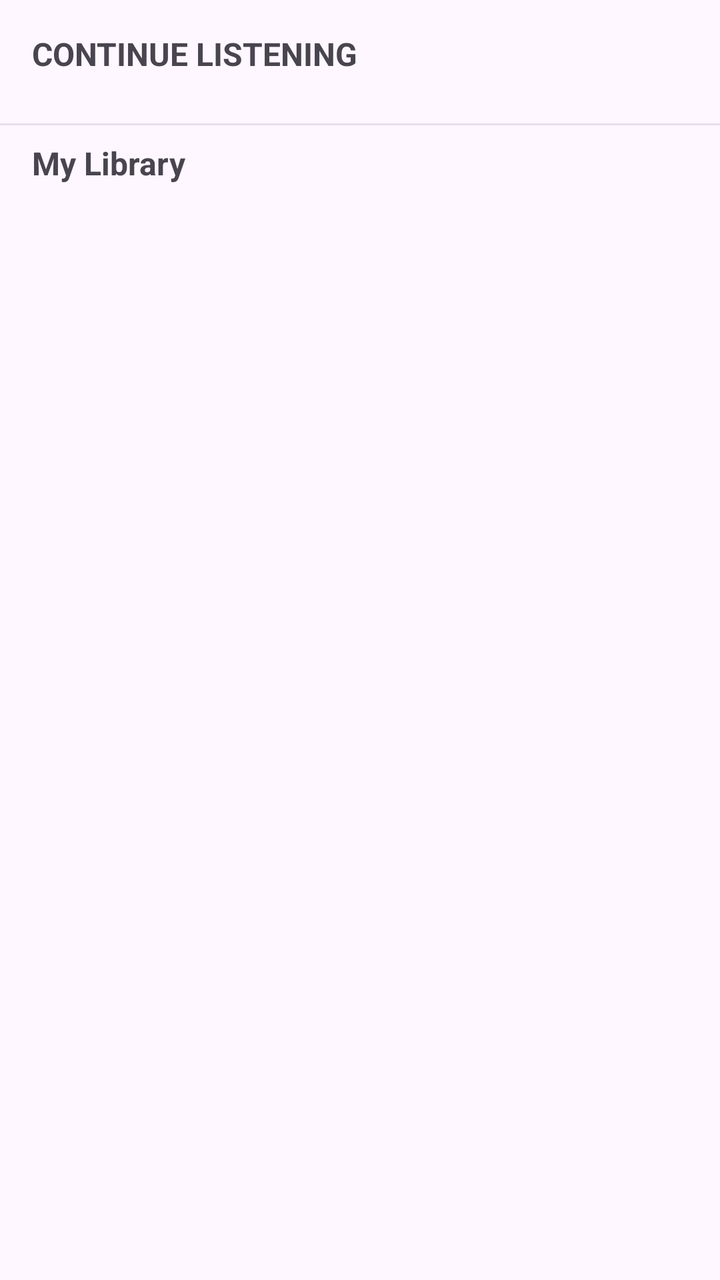
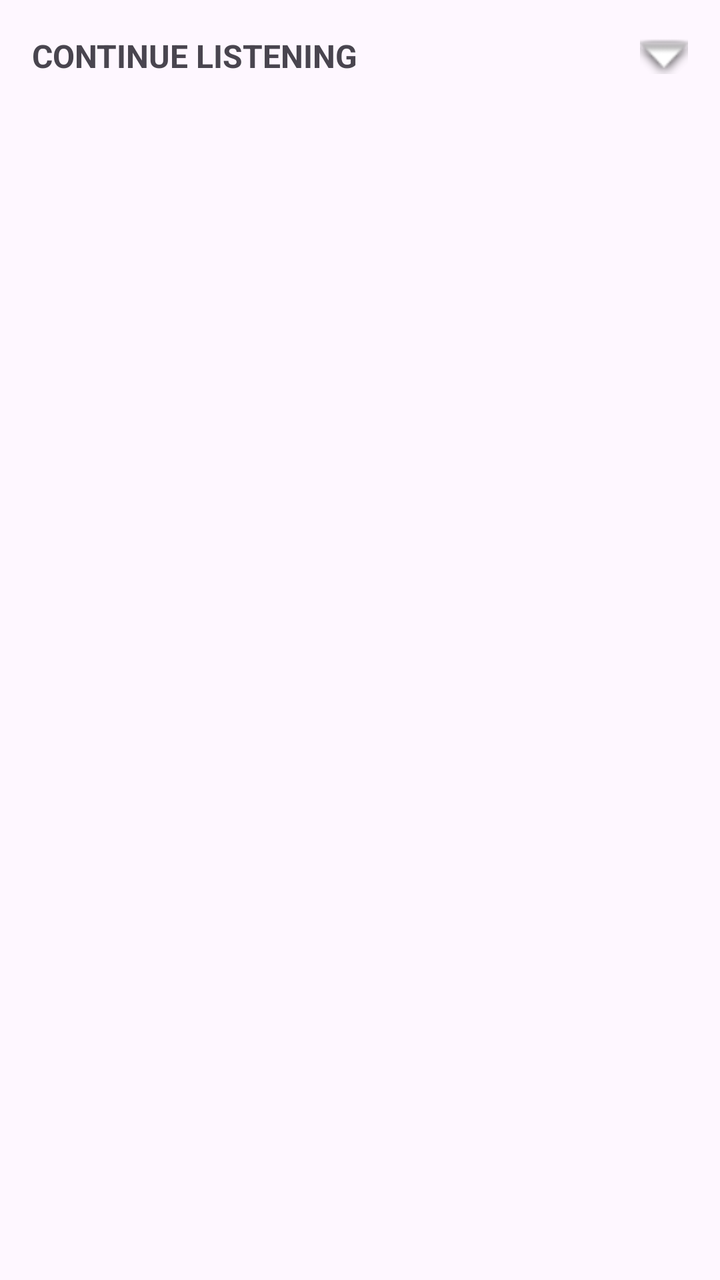

Compare the two renders of this Android layout. The source of the first and the diff that turns it into the second are given below.
<!-- AndroidManifest.xml: application theme Theme.PlexAudiobooks -->
<!-- res/layout/header_continue_listening.xml -->
<?xml version="1.0" encoding="utf-8"?>
<LinearLayout
    xmlns:android="http://schemas.android.com/apk/res/android"
    xmlns:app="http://schemas.android.com/apk/res-auto"
    android:layout_width="match_parent"
    android:layout_height="wrap_content"
    android:orientation="vertical">

    <TextView
        android:layout_width="match_parent"
        android:layout_height="wrap_content"
        android:paddingHorizontal="16dp"
        android:paddingTop="16dp"
        android:paddingBottom="8dp"
        android:text="@string/continue_listening"
        android:textSize="16sp"
        android:textStyle="bold" />

    
    <androidx.recyclerview.widget.RecyclerView
        android:id="@+id/rvContinueListening"
        android:layout_width="match_parent"
        android:layout_height="wrap_content"
        android:paddingHorizontal="16dp"
        android:paddingBottom="8dp"
        android:clipToPadding="false"
        android:orientation="horizontal"
        app:layoutManager="androidx.recyclerview.widget.LinearLayoutManager" />

    
    <LinearLayout
        android:id="@+id/listContainer"
        android:layout_width="match_parent"
        android:layout_height="wrap_content"
        android:orientation="vertical"
        android:visibility="gone" />

    <View
        android:layout_width="match_parent"
        android:layout_height="1dp"
        android:layout_marginVertical="8dp"
        android:background="?attr/colorSurfaceVariant" />

    <TextView
        android:layout_width="match_parent"
        android:layout_height="wrap_content"
        android:paddingHorizontal="16dp"
        android:paddingBottom="8dp"
        android:text="@string/my_library"
        android:textSize="16sp"
        android:textStyle="bold" />

</LinearLayout>
<!-- resources referenced by this layout -->
<resources>
  <string name="continue_listening">CONTINUE LISTENING</string>
  <string name="my_library">My Library</string>
  <style name="Theme.PlexAudiobooks" parent="Theme.Material3.DayNight.NoActionBar">
          <item name="colorPrimary">@color/colorPrimary</item>
          <item name="colorOnPrimary">@color/colorOnPrimary</item>
          <item name="colorPrimaryContainer">@color/colorPrimaryContainer</item>
          <item name="colorSecondary">@color/colorSecondary</item>
          <item name="android:statusBarColor">@android:color/transparent</item>
          <item name="android:navigationBarColor">@android:color/transparent</item>
          <item name="android:windowLightStatusBar">false</item>
      </style>
  <color name="colorPrimary">#E5A00D</color>
  <color name="colorOnPrimary">#000000</color>
  <color name="colorPrimaryContainer">#FFF0C2</color>
  <color name="colorSecondary">#CC7B19</color>
</resources>

<!-- the commit's change to res/layout/header_continue_listening.xml (unified diff, before → after) -->
@@ -6,15 +6,33 @@
     android:layout_height="wrap_content"
     android:orientation="vertical">
 
-    <TextView
+    <LinearLayout
+        android:id="@+id/headerRow"
         android:layout_width="match_parent"
         android:layout_height="wrap_content"
+        android:orientation="horizontal"
+        android:gravity="center_vertical"
         android:paddingHorizontal="16dp"
         android:paddingTop="16dp"
         android:paddingBottom="8dp"
-        android:text="@string/continue_listening"
-        android:textSize="16sp"
-        android:textStyle="bold" />
+        android:background="?attr/selectableItemBackground">
+
+        <TextView
+            android:id="@+id/tvSectionTitle"
+            android:layout_width="0dp"
+            android:layout_height="wrap_content"
+            android:layout_weight="1"
+            android:text="@string/continue_listening"
+            android:textSize="16sp"
+            android:textStyle="bold" />
+
+        <ImageView
+            android:id="@+id/ivCollapseChevron"
+            android:layout_width="24dp"
+            android:layout_height="24dp"
+            android:contentDescription="@string/collapse_section"
+            android:src="@android:drawable/arrow_down_float" />
+    </LinearLayout>
 
     
     <androidx.recyclerview.widget.RecyclerView
@@ -35,19 +53,5 @@
         android:orientation="vertical"
         android:visibility="gone" />
 
-    <View
-        android:layout_width="match_parent"
-        android:layout_height="1dp"
-        android:layout_marginVertical="8dp"
-        android:background="?attr/colorSurfaceVariant" />
-
-    <TextView
-        android:layout_width="match_parent"
-        android:layout_height="wrap_content"
-        android:paddingHorizontal="16dp"
-        android:paddingBottom="8dp"
-        android:text="@string/my_library"
-        android:textSize="16sp"
-        android:textStyle="bold" />
 
 </LinearLayout>
<!-- resource entries referenced after the edit -->
@@ -1,7 +1,7 @@
 <!-- resources referenced by this layout -->
 <resources>
+  <string name="collapse_section">Collapse section</string>
   <string name="continue_listening">CONTINUE LISTENING</string>
-  <string name="my_library">My Library</string>
   <style name="Theme.PlexAudiobooks" parent="Theme.Material3.DayNight.NoActionBar">
           <item name="colorPrimary">@color/colorPrimary</item>
           <item name="colorOnPrimary">@color/colorOnPrimary</item>
